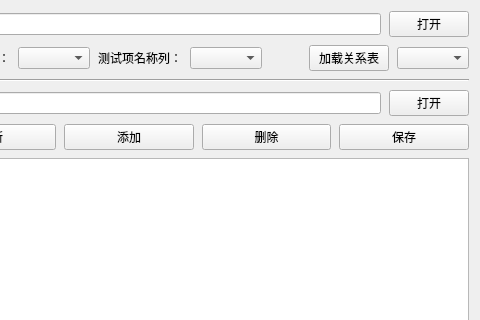
The window that src/NeoToolKits/UI/Form/DbScriptEditorPageForm.ui (JaneYih/QT_NeoToolKits) describes before a commit, drawn with Qt 5; both pictures show x 85 to 565 and y 0 to 320 of the 565 by 426 pixel window.
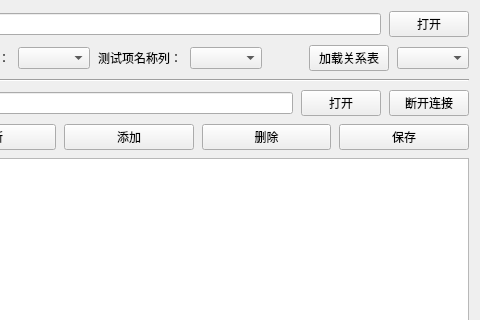
The same window after the commit. Custom widgets are drawn as their Qt base class.

What changed in the file:
```diff
--- a/src/NeoToolKits/UI/Form/DbScriptEditorPageForm.ui
+++ b/src/NeoToolKits/UI/Form/DbScriptEditorPageForm.ui
@@ -143,6 +143,13 @@
        </property>
       </widget>
      </item>
+     <item>
+      <widget class="QPushButton" name="btn_DisconnectDB">
+       <property name="text">
+        <string>断开连接</string>
+       </property>
+      </widget>
+     </item>
     </layout>
    </item>
    <item>
```
